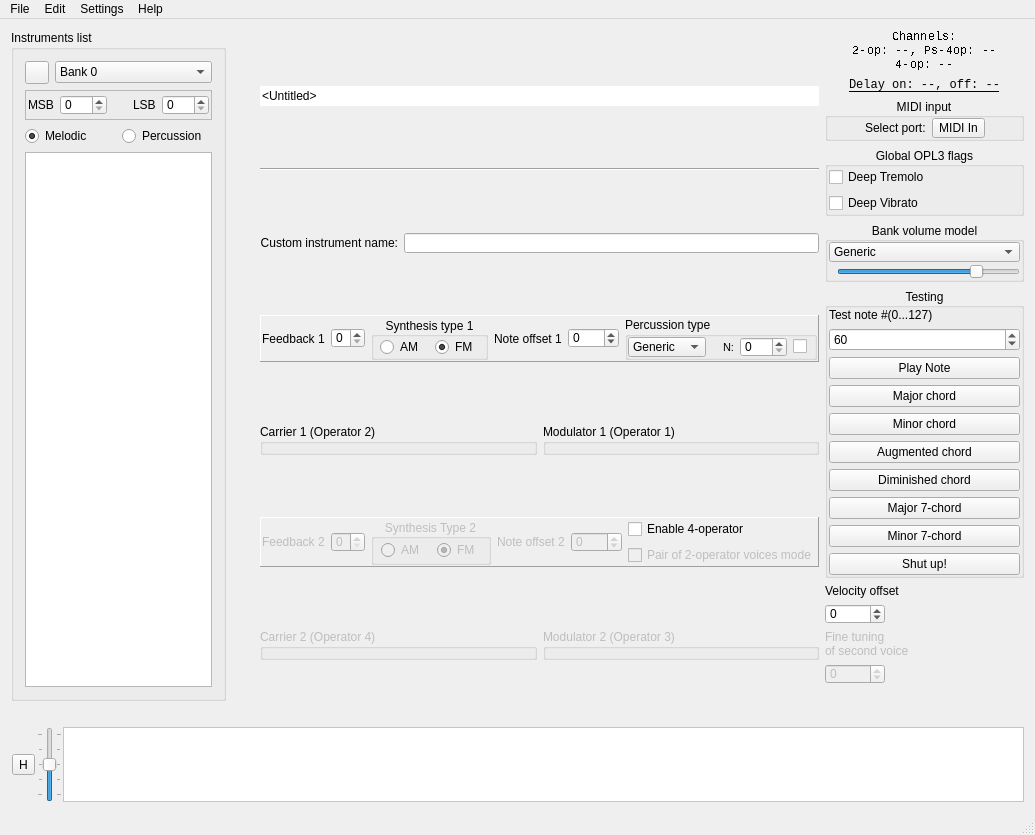
Wohlstand/OPL3BankEditor, file src/bank_editor.ui: the form before one commit.
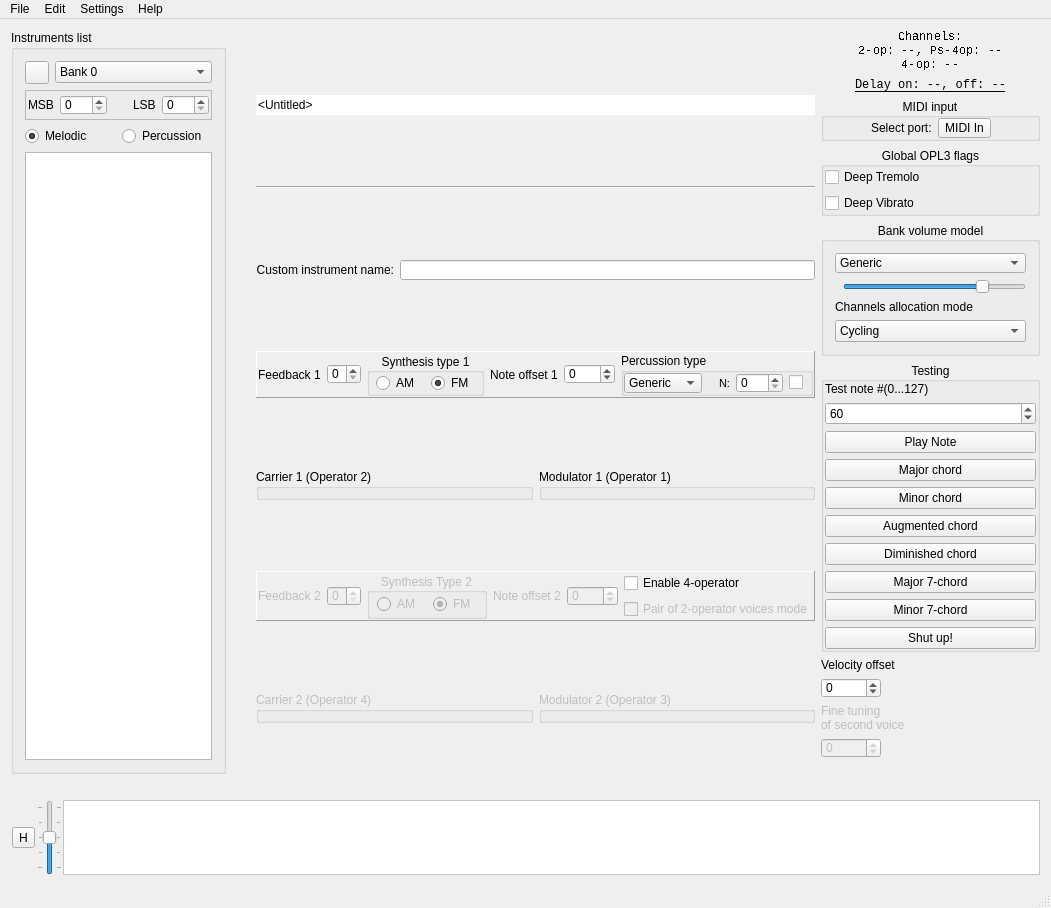
The form after the commit. Icons and pictures are not drawn. Custom widgets are drawn as their Qt base class.

Commit message:
Added channel allocation modes
Backported from OPN2-BE

The edit to the form file:
```diff
--- a/src/bank_editor.ui
+++ b/src/bank_editor.ui
@@ -9,8 +9,8 @@
    <rect>
     <x>0</x>
     <y>0</y>
-    <width>1035</width>
-    <height>835</height>
+    <width>1051</width>
+    <height>908</height>
    </rect>
   </property>
   <property name="focusPolicy">
@@ -353,7 +353,14 @@
                  <number>0</number>
                 </property>
                 <item>
-                 <widget class="OperatorEditor" name="c2edit" native="true"/>
+                 <widget class="OperatorEditor" name="c2edit" native="true">
+                  <property name="sizePolicy">
+                   <sizepolicy hsizetype="Preferred" vsizetype="Minimum">
+                    <horstretch>0</horstretch>
+                    <verstretch>0</verstretch>
+                   </sizepolicy>
+                  </property>
+                 </widget>
                 </item>
                </layout>
               </widget>
@@ -730,7 +737,14 @@
                  <number>0</number>
                 </property>
                 <item>
-                 <widget class="OperatorEditor" name="m1edit" native="true"/>
+                 <widget class="OperatorEditor" name="m1edit" native="true">
+                  <property name="sizePolicy">
+                   <sizepolicy hsizetype="Preferred" vsizetype="Minimum">
+                    <horstretch>0</horstretch>
+                    <verstretch>0</verstretch>
+                   </sizepolicy>
+                  </property>
+                 </widget>
                 </item>
                </layout>
               </widget>
@@ -766,7 +780,14 @@
                  <number>0</number>
                 </property>
                 <item>
-                 <widget class="OperatorEditor" name="m2edit" native="true"/>
+                 <widget class="OperatorEditor" name="m2edit" native="true">
+                  <property name="sizePolicy">
+                   <sizepolicy hsizetype="Preferred" vsizetype="Minimum">
+                    <horstretch>0</horstretch>
+                    <verstretch>0</verstretch>
+                   </sizepolicy>
+                  </property>
+                 </widget>
                 </item>
                </layout>
               </widget>
@@ -799,7 +820,14 @@
                  <number>0</number>
                 </property>
                 <item>
-                 <widget class="OperatorEditor" name="c1edit" native="true"/>
+                 <widget class="OperatorEditor" name="c1edit" native="true">
+                  <property name="sizePolicy">
+                   <sizepolicy hsizetype="Preferred" vsizetype="Minimum">
+                    <horstretch>0</horstretch>
+                    <verstretch>0</verstretch>
+                   </sizepolicy>
+                  </property>
+                 </widget>
                 </item>
                </layout>
               </widget>
@@ -1389,21 +1417,6 @@
              <set>Qt::AlignCenter</set>
             </property>
             <layout class="QVBoxLayout" name="verticalLayout_8">
-             <property name="spacing">
-              <number>2</number>
-             </property>
-             <property name="leftMargin">
-              <number>1</number>
-             </property>
-             <property name="topMargin">
-              <number>0</number>
-             </property>
-             <property name="rightMargin">
-              <number>1</number>
-             </property>
-             <property name="bottomMargin">
-              <number>0</number>
-             </property>
              <item>
               <widget class="QComboBox" name="volumeModel">
                <property name="maximumSize">
@@ -1516,6 +1529,36 @@
                </layout>
               </widget>
              </item>
+             <item>
+              <widget class="QLabel" name="chanAllocLabel">
+               <property name="text">
+                <string>Channels allocation mode</string>
+               </property>
+              </widget>
+             </item>
+             <item>
+              <widget class="QComboBox" name="chanAlloc">
+               <property name="toolTip">
+                <string>Choose the channel selection algorithm.
+
+- Cycling - the next channel will be selected by the iteration thgouh all channels in the list. 
+  If selected channel is busy, the oldest will be replaced.
+- First released - the next channel will be selected by finding any released (no playing note),
+  causing the channel of recently released note to be re-used by a new note, which makes
+  the the legato-like effect. If all channels are busy, the oldest will be replaced.</string>
+               </property>
+               <item>
+                <property name="text">
+                 <string comment="Channels allocation mode name">Cycling</string>
+                </property>
+               </item>
+               <item>
+                <property name="text">
+                 <string comment="Channels allocation mode name">First released</string>
+                </property>
+               </item>
+              </widget>
+             </item>
             </layout>
            </widget>
           </item>
@@ -1943,7 +1986,7 @@
     <rect>
      <x>0</x>
      <y>0</y>
-     <width>1035</width>
+     <width>1051</width>
      <height>20</height>
     </rect>
    </property>
```
The commit also changes 5 other files.
